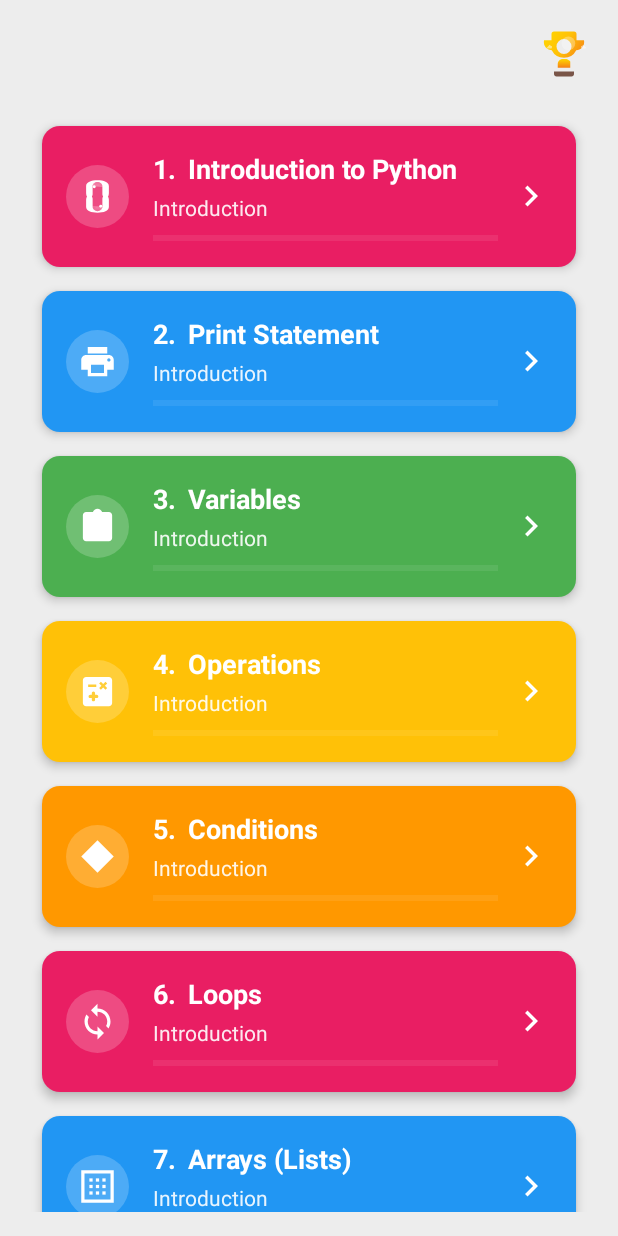
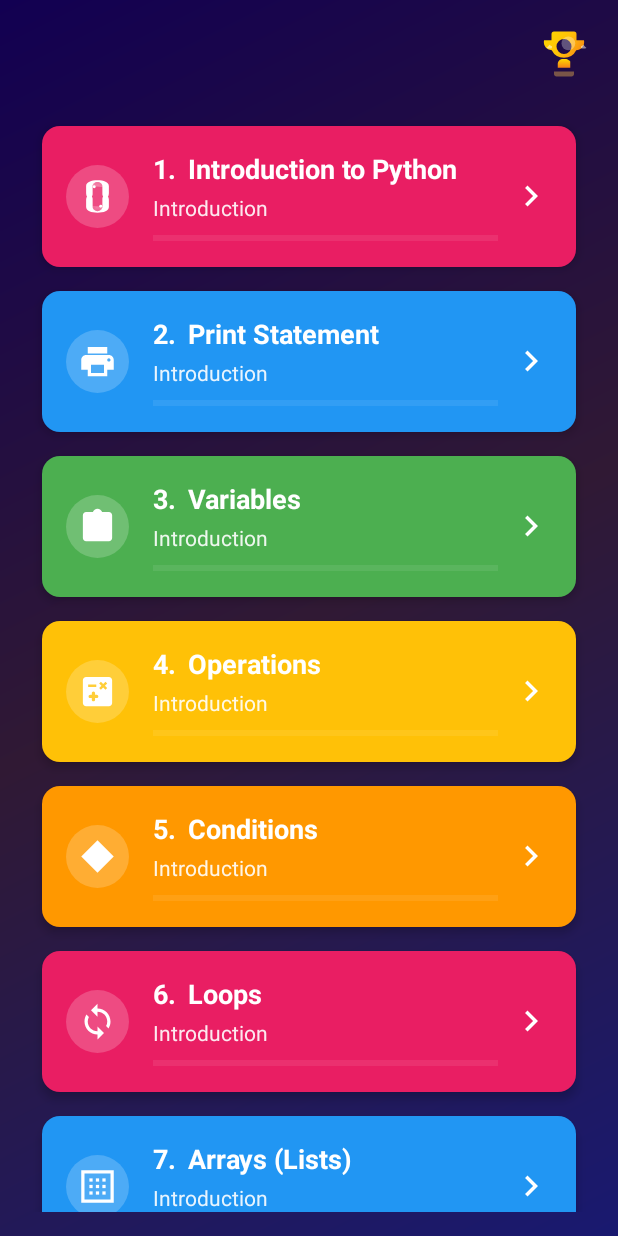
Before and after one commit to Zur-ich/blockpy, an Android app built with Jetpack Compose: the screen it shows after launch (HomeActivity), after a tap on "ENTER", on a phone screen of 412 x 824 dp. Run offline under Robolectric (Android 15) with nearby library versions, the phone set to English and light mode, and no system bars.

Commit message:
one error fixed by MYSELF

```diff
--- a/app/src/main/java/com/example/BlockPy/MainMenuActivity.java
+++ b/app/src/main/java/com/example/BlockPy/MainMenuActivity.java
@@ -1,6 +1,7 @@
 package com.example.BlockPy;
 
 import android.content.Intent;
+import android.media.MediaPlayer;
 import android.os.Bundle;
 import android.view.View;
 import android.widget.Button;
@@ -12,10 +13,15 @@ import com.example.BlockPy.AboutFragment;
 
 public class MainMenuActivity extends AppCompatActivity {
 
+    private MediaPlayer mediaPlayer;
+
     @Override
     protected void onCreate(Bundle savedInstanceState) {
         super.onCreate(savedInstanceState);
         setContentView(R.layout.activity_main_menu);
+
+        // Initialize and start background music
+        setupBackgroundMusic();
 
         Button enterButton = findViewById(R.id.button_enter);
         Button aboutButton = findViewById(R.id.button_about);
@@ -54,6 +60,46 @@ public class MainMenuActivity extends AppCompatActivity {
     }
 
     /**
+     * Sets up the background music for the main menu
+     */
+    private void setupBackgroundMusic() {
+        // Create and set up the MediaPlayer
+        mediaPlayer = MediaPlayer.create(this, R.raw.mainmenumusic);
+        mediaPlayer.setLooping(true); // Loop the music continuously
+        mediaPlayer.setVolume(0.5f, 0.5f); // Set volume (values from 0.0 to 1.0)
+        mediaPlayer.start(); // Start playing the music
+    }
+
+    @Override
+    protected void onResume() {
+        super.onResume();
+        // Resume background music when the activity comes back to foreground
+        if (mediaPlayer != null && !mediaPlayer.isPlaying()) {
+            mediaPlayer.start();
+        }
+    }
+
+    @Override
+    protected void onPause() {
+        super.onPause();
+        // Pause background music when the activity goes to background
+        if (mediaPlayer != null && mediaPlayer.isPlaying()) {
+            mediaPlayer.pause();
+        }
+    }
+
+    @Override
+    protected void onDestroy() {
+        super.onDestroy();
+        // Release MediaPlayer resources when the activity is destroyed
+        if (mediaPlayer != null) {
+            mediaPlayer.stop();
+            mediaPlayer.release();
+            mediaPlayer = null;
+        }
+    }
+
+    /**
      * Shows the About fragment
      */
     public void showAboutFragment() {
--- a/app/src/main/res/drawable/lesson_card_gradient.xml
+++ b/app/src/main/res/drawable/lesson_card_gradient.xml
@@ -4,5 +4,8 @@
         android:startColor="#6A11CB"
         android:endColor="#2575FC"
         android:angle="135"/>
-    <corners android:radius="12dp"/>
+    <corners
+            android:bottomLeftRadius="12dp"
+            android:bottomRightRadius="12dp"
+            />
 </shape>
--- /dev/null
+++ b/app/src/main/res/drawable/lesson_quiz_background.xml
@@ -0,0 +1,9 @@
+<?xml version="1.0" encoding="utf-8"?>
+<shape xmlns:android="http://schemas.android.com/apk/res/android">
+    <gradient
+        android:angle="135"
+        android:startColor="#191970"
+        android:centerColor="#301934"
+        android:endColor="#120052"
+        android:type="linear" />
+</shape>
--- a/app/src/main/res/layout/activity_home.xml
+++ b/app/src/main/res/layout/activity_home.xml
@@ -7,7 +7,7 @@
     android:orientation="vertical"
     android:padding="16dp"
     tools:context=".HomeActivity"
-    android:background="@color/dark_background">
+    android:background="@drawable/lesson_quiz_background">
 
     <LinearLayout
         android:layout_width="match_parent"
--- a/app/src/main/res/layout/fragment_about.xml
+++ b/app/src/main/res/layout/fragment_about.xml
@@ -4,7 +4,7 @@
     xmlns:tools="http://schemas.android.com/tools"
     android:layout_width="match_parent"
     android:layout_height="match_parent"
-    android:background="#F9F4FF"
+    android:background="@drawable/lesson_quiz_background"
     tools:context=".AboutFragment">
 
     <LinearLayout
@@ -19,7 +19,7 @@
             android:text="About BlockPy"
             android:textSize="28sp"
             android:textStyle="bold"
-            android:textColor="#4A148C"
+            android:textColor="#FFFFFF"
             android:gravity="center"
             android:layout_marginBottom="24dp" />
 
--- a/app/src/main/res/layout/fragment_lecture.xml
+++ b/app/src/main/res/layout/fragment_lecture.xml
@@ -7,7 +7,7 @@
     android:orientation="vertical"
     android:padding="16dp"
     android:gravity="center_horizontal"
-    android:background="#F9F4FF"> <!-- Light purple background -->
+    android:background="#00F9F4FF"> <!-- Light purple background -->
 
     <TextView
         android:id="@+id/lecture_concept_text"
@@ -15,7 +15,7 @@
         android:layout_height="wrap_content"
         android:layout_marginBottom="16dp"
         android:gravity="center"
-        android:textColor="#4A148C"
+        android:textColor="#FFFFFF"
     android:textSize="24sp"
     android:textStyle="bold"
     android:textAppearance="@style/TextAppearance.AppCompat.Headline"
--- a/app/src/main/res/layout/fragment_quiz.xml
+++ b/app/src/main/res/layout/fragment_quiz.xml
@@ -7,7 +7,7 @@
     android:orientation="vertical"
     android:padding="16dp"
     android:gravity="center_horizontal"
-    android:background="#F5F7FF">
+    android:background="@drawable/lesson_quiz_background">
 
     <!-- Score in a rounded box -->
     <androidx.cardview.widget.CardView
--- a/app/src/main/res/layout/fragment_quiz_result.xml
+++ b/app/src/main/res/layout/fragment_quiz_result.xml
@@ -7,7 +7,7 @@
     android:orientation="vertical"
     android:gravity="center"
     android:padding="24dp"
-    android:background="#F5F7FF"> <!-- Light blue-gray background to match quiz -->
+    android:background="@drawable/lesson_quiz_background"> <!-- Light blue-gray background to match quiz -->
 
     <androidx.cardview.widget.CardView
         android:layout_width="match_parent"
@@ -29,8 +29,8 @@
                 android:layout_height="80dp"
                 android:src="@android:drawable/star_on"
                 app:tint="#FFC107"
-            android:layout_marginBottom="24dp"
-            android:contentDescription="Result Icon"/>
+                android:layout_marginBottom="24dp"
+                android:contentDescription="Result Icon"/>
 
             <TextView
                 android:id="@+id/result_title_text"
```
Also changed, not shown: app/src/main/java/com/example/BlockPy/Lesson.java (+13 -0 lines), app/src/main/java/com/example/BlockPy/LessonActivity.java (+15 -15 lines), app/src/main/java/com/example/BlockPy/Question.java (+12 -1 lines), app/src/main/java/com/example/BlockPy/QuizFragment.java (+14 -0 lines), app/src/main/java/com/example/BlockPy/QuizResultFragment.java (+12 -14 lines), app/src/main/res/layout/activity_lesson.xml (+15 -2 lines), 1 other file.
